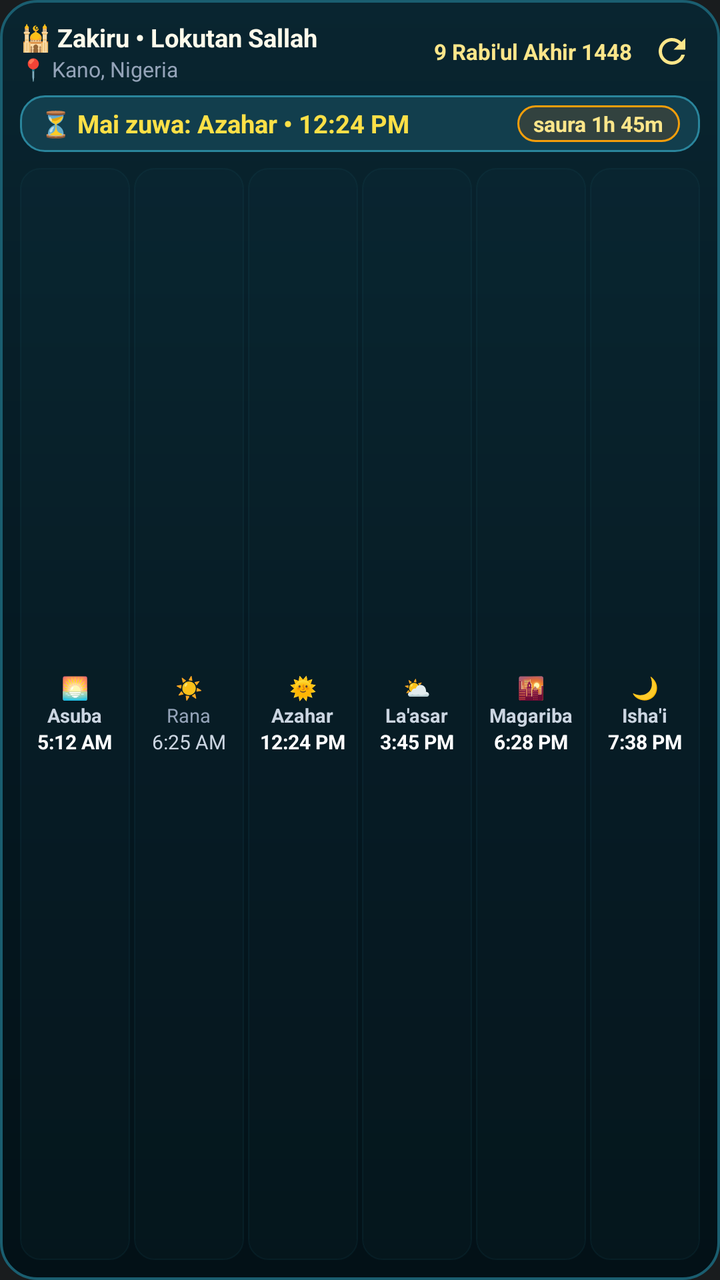
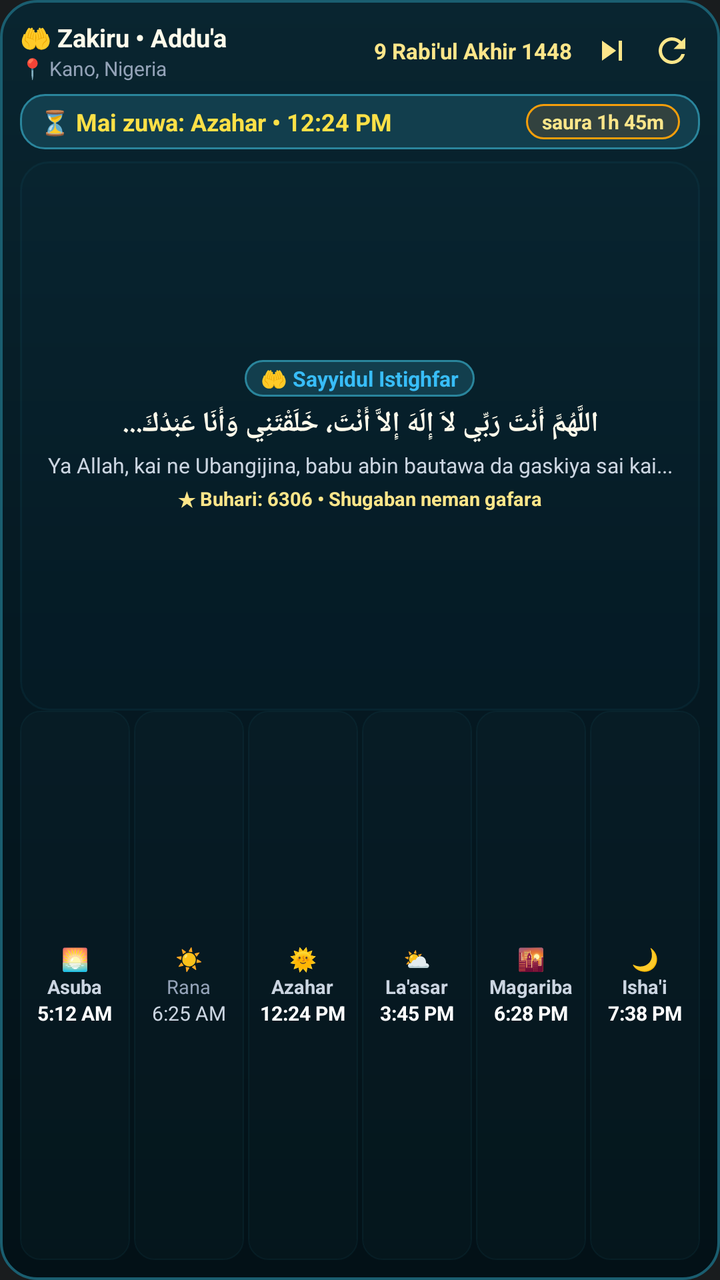

An Android layout rendered at two revisions. The XML below is the earlier revision; the diff shows what the commit changed to produce the second picture.
<!-- AndroidManifest.xml: application theme Theme.MyApplication -->
<!-- res/layout/widget_prayer_times.xml -->
<?xml version="1.0" encoding="utf-8"?>
<LinearLayout xmlns:android="http://schemas.android.com/apk/res/android"
    android:id="@+id/widget_root"
    android:layout_width="match_parent"
    android:layout_height="match_parent"
    android:background="@drawable/bg_widget_prayer"
    android:orientation="vertical"
    android:padding="10dp">

    
    <LinearLayout
        android:layout_width="match_parent"
        android:layout_height="wrap_content"
        android:gravity="center_vertical"
        android:orientation="horizontal"
        android:paddingBottom="6dp">

        <LinearLayout
            android:layout_width="0dp"
            android:layout_height="wrap_content"
            android:layout_weight="1"
            android:orientation="vertical">

            <LinearLayout
                android:layout_width="wrap_content"
                android:layout_height="wrap_content"
                android:gravity="center_vertical"
                android:orientation="horizontal">

                <TextView
                    android:id="@+id/widget_app_title"
                    android:layout_width="wrap_content"
                    android:layout_height="wrap_content"
                    android:text="🕌 Zakiru • Lokutan Sallah"
                    android:textColor="#FFFBEB"
                    android:textSize="12.5sp"
                    android:textStyle="bold" />
            </LinearLayout>

            <TextView
                android:id="@+id/widget_location_text"
                android:layout_width="wrap_content"
                android:layout_height="wrap_content"
                android:ellipsize="end"
                android:maxLines="1"
                android:text="📍 Kano, Nigeria"
                android:textColor="#94A3B8"
                android:textSize="10.5sp" />
        </LinearLayout>

        <TextView
            android:id="@+id/widget_hijri_date"
            android:layout_width="wrap_content"
            android:layout_height="wrap_content"
            android:layout_marginEnd="6dp"
            android:ellipsize="end"
            android:maxLines="1"
            android:text="9 Rabi'ul Akhir 1448"
            android:textColor="#FDE68A"
            android:textSize="11sp"
            android:textStyle="bold" />

        <ImageView
            android:id="@+id/widget_btn_refresh"
            android:layout_width="28dp"
            android:layout_height="28dp"
            android:background="?android:attr/selectableItemBackgroundBorderless"
            android:contentDescription="Refresh"
            android:padding="4dp"
            android:src="@drawable/ic_widget_refresh" />
    </LinearLayout>

    
    <LinearLayout
        android:id="@+id/widget_hero_card"
        android:layout_width="match_parent"
        android:layout_height="wrap_content"
        android:layout_marginBottom="8dp"
        android:background="@drawable/bg_widget_hero_badge"
        android:gravity="center_vertical"
        android:orientation="horizontal"
        android:paddingHorizontal="10dp"
        android:paddingVertical="5dp">

        <TextView
            android:id="@+id/widget_next_prayer_title"
            android:layout_width="0dp"
            android:layout_height="wrap_content"
            android:layout_weight="1"
            android:ellipsize="end"
            android:maxLines="1"
            android:text="⏳ Mai zuwa: Azahar • 12:24 PM"
            android:textColor="#FDE047"
            android:textSize="12.5sp"
            android:textStyle="bold" />

        <TextView
            android:id="@+id/widget_next_prayer_countdown"
            android:layout_width="wrap_content"
            android:layout_height="wrap_content"
            android:background="@drawable/bg_widget_countdown_pill"
            android:paddingHorizontal="8dp"
            android:paddingVertical="2dp"
            android:text="saura 1h 45m"
            android:textColor="#FDE68A"
            android:textSize="10.5sp"
            android:textStyle="bold" />
    </LinearLayout>

    
    <LinearLayout
        android:id="@+id/widget_prayers_row"
        android:layout_width="match_parent"
        android:layout_height="0dp"
        android:layout_weight="1"
        android:gravity="center_vertical"
        android:orientation="horizontal"
        android:weightSum="6">

        
        <LinearLayout
            android:id="@+id/widget_fajr_container"
            android:layout_width="0dp"
            android:layout_height="match_parent"
            android:layout_marginEnd="2dp"
            android:layout_weight="1"
            android:background="@drawable/bg_widget_prayer_item"
            android:gravity="center"
            android:orientation="vertical"
            android:padding="2dp">

            <TextView
                android:id="@+id/widget_fajr_icon"
                android:layout_width="wrap_content"
                android:layout_height="wrap_content"
                android:text="🌅"
                android:textSize="11sp" />

            <TextView
                android:id="@+id/widget_fajr_name"
                android:layout_width="wrap_content"
                android:layout_height="wrap_content"
                android:ellipsize="end"
                android:maxLines="1"
                android:text="Asuba"
                android:textColor="#CBD5E1"
                android:textSize="9.5sp"
                android:textStyle="bold" />

            <TextView
                android:id="@+id/widget_fajr_time"
                android:layout_width="wrap_content"
                android:layout_height="wrap_content"
                android:ellipsize="end"
                android:maxLines="1"
                android:text="5:12 AM"
                android:textColor="#FFFFFF"
                android:textSize="10sp"
                android:textStyle="bold" />
        </LinearLayout>

        
        <LinearLayout
            android:id="@+id/widget_sunrise_container"
            android:layout_width="0dp"
            android:layout_height="match_parent"
            android:layout_marginEnd="2dp"
            android:layout_weight="1"
            android:background="@drawable/bg_widget_prayer_item"
            android:gravity="center"
            android:orientation="vertical"
            android:padding="2dp">

            <TextView
                android:id="@+id/widget_sunrise_icon"
                android:layout_width="wrap_content"
                android:layout_height="wrap_content"
                android:text="☀️"
                android:textSize="11sp" />

            <TextView
                android:id="@+id/widget_sunrise_name"
                android:layout_width="wrap_content"
                android:layout_height="wrap_content"
                android:ellipsize="end"
                android:maxLines="1"
                android:text="Rana"
                android:textColor="#94A3B8"
                android:textSize="9.5sp" />

            <TextView
                android:id="@+id/widget_sunrise_time"
                android:layout_width="wrap_content"
                android:layout_height="wrap_content"
                android:ellipsize="end"
                android:maxLines="1"
                android:text="6:25 AM"
                android:textColor="#CBD5E1"
                android:textSize="10sp" />
        </LinearLayout>

        
        <LinearLayout
            android:id="@+id/widget_dhuhr_container"
            android:layout_width="0dp"
            android:layout_height="match_parent"
            android:layout_marginEnd="2dp"
            android:layout_weight="1"
            android:background="@drawable/bg_widget_prayer_item"
            android:gravity="center"
            android:orientation="vertical"
            android:padding="2dp">

            <TextView
                android:id="@+id/widget_dhuhr_icon"
                android:layout_width="wrap_content"
                android:layout_height="wrap_content"
                android:text="🌞"
                android:textSize="11sp" />

            <TextView
                android:id="@+id/widget_dhuhr_name"
                android:layout_width="wrap_content"
                android:layout_height="wrap_content"
                android:ellipsize="end"
                android:maxLines="1"
                android:text="Azahar"
                android:textColor="#CBD5E1"
                android:textSize="9.5sp"
                android:textStyle="bold" />

            <TextView
                android:id="@+id/widget_dhuhr_time"
                android:layout_width="wrap_content"
                android:layout_height="wrap_content"
                android:ellipsize="end"
                android:maxLines="1"
                android:text="12:24 PM"
                android:textColor="#FFFFFF"
                android:textSize="10sp"
                android:textStyle="bold" />
        </LinearLayout>

        
        <LinearLayout
            android:id="@+id/widget_asr_container"
            android:layout_width="0dp"
            android:layout_height="match_parent"
            android:layout_marginEnd="2dp"
            android:layout_weight="1"
            android:background="@drawable/bg_widget_prayer_item"
            android:gravity="center"
            android:orientation="vertical"
            android:padding="2dp">

            <TextView
                android:id="@+id/widget_asr_icon"
                android:layout_width="wrap_content"
                android:layout_height="wrap_content"
                android:text="⛅"
                android:textSize="11sp" />

            <TextView
                android:id="@+id/widget_asr_name"
                android:layout_width="wrap_content"
                android:layout_height="wrap_content"
                android:ellipsize="end"
                android:maxLines="1"
                android:text="La'asar"
                android:textColor="#CBD5E1"
                android:textSize="9.5sp"
                android:textStyle="bold" />

            <TextView
                android:id="@+id/widget_asr_time"
                android:layout_width="wrap_content"
                android:layout_height="wrap_content"
                android:ellipsize="end"
                android:maxLines="1"
                android:text="3:45 PM"
                android:textColor="#FFFFFF"
                android:textSize="10sp"
                android:textStyle="bold" />
        </LinearLayout>

        
        <LinearLayout
            android:id="@+id/widget_maghrib_container"
            android:layout_width="0dp"
            android:layout_height="match_parent"
            android:layout_marginEnd="2dp"
            android:layout_weight="1"
            android:background="@drawable/bg_widget_prayer_item"
            android:gravity="center"
            android:orientation="vertical"
            android:padding="2dp">

            <TextView
                android:id="@+id/widget_maghrib_icon"
                android:layout_width="wrap_content"
                android:layout_height="wrap_content"
                android:text="🌇"
                android:textSize="11sp" />

            <TextView
                android:id="@+id/widget_maghrib_name"
                android:layout_width="wrap_content"
                android:layout_height="wrap_content"
                android:ellipsize="end"
                android:maxLines="1"
                android:text="Magariba"
                android:textColor="#CBD5E1"
                android:textSize="9.5sp"
                android:textStyle="bold" />

            <TextView
                android:id="@+id/widget_maghrib_time"
                android:layout_width="wrap_content"
                android:layout_height="wrap_content"
                android:ellipsize="end"
                android:maxLines="1"
                android:text="6:28 PM"
                android:textColor="#FFFFFF"
                android:textSize="10sp"
                android:textStyle="bold" />
        </LinearLayout>

        
        <LinearLayout
            android:id="@+id/widget_isha_container"
            android:layout_width="0dp"
            android:layout_height="match_parent"
            android:layout_weight="1"
            android:background="@drawable/bg_widget_prayer_item"
            android:gravity="center"
            android:orientation="vertical"
            android:padding="2dp">

            <TextView
                android:id="@+id/widget_isha_icon"
                android:layout_width="wrap_content"
                android:layout_height="wrap_content"
                android:text="🌙"
                android:textSize="11sp" />

            <TextView
                android:id="@+id/widget_isha_name"
                android:layout_width="wrap_content"
                android:layout_height="wrap_content"
                android:ellipsize="end"
                android:maxLines="1"
                android:text="Isha'i"
                android:textColor="#CBD5E1"
                android:textSize="9.5sp"
                android:textStyle="bold" />

            <TextView
                android:id="@+id/widget_isha_time"
                android:layout_width="wrap_content"
                android:layout_height="wrap_content"
                android:ellipsize="end"
                android:maxLines="1"
                android:text="7:38 PM"
                android:textColor="#FFFFFF"
                android:textSize="10sp"
                android:textStyle="bold" />
        </LinearLayout>

    </LinearLayout>

</LinearLayout>
<!-- resources referenced by this layout -->
<resources>
  <!-- drawable bg_widget_countdown_pill (drawable) -->
  <?xml version="1.0" encoding="utf-8"?>
  <shape xmlns:android="http://schemas.android.com/apk/res/android"
      android:shape="rectangle">
      <solid android:color="#33B45309" />
      <corners android:radius="20dp" />
      <stroke
          android:width="1dp"
          android:color="#F59E0B" />
  </shape>
  <!-- drawable bg_widget_hero_badge (drawable) -->
  <?xml version="1.0" encoding="utf-8"?>
  <shape xmlns:android="http://schemas.android.com/apk/res/android"
      android:shape="rectangle">
      <solid android:color="#123E4D" />
      <corners android:radius="12dp" />
      <stroke
          android:width="1dp"
          android:color="#2A859C" />
  </shape>
  <!-- drawable bg_widget_prayer (drawable) -->
  <?xml version="1.0" encoding="utf-8"?>
  <shape xmlns:android="http://schemas.android.com/apk/res/android"
      android:shape="rectangle">
      <gradient
          android:angle="270"
          android:startColor="#092530"
          android:centerColor="#051922"
          android:endColor="#031117"
          android:type="linear" />
      <corners android:radius="18dp" />
      <stroke
          android:width="1.2dp"
          android:color="#1A5E70" />
  </shape>
  <!-- drawable bg_widget_prayer_item (drawable) -->
  <?xml version="1.0" encoding="utf-8"?>
  <shape xmlns:android="http://schemas.android.com/apk/res/android"
      android:shape="rectangle">
      <solid android:color="#141E4F5D" />
      <corners android:radius="10dp" />
      <stroke
          android:width="0.8dp"
          android:color="#241E5D6E" />
  </shape>
  <!-- drawable ic_widget_refresh (drawable) -->
  <vector xmlns:android="http://schemas.android.com/apk/res/android"
      android:width="24dp"
      android:height="24dp"
      android:viewportWidth="24"
      android:viewportHeight="24">
      <path
          android:fillColor="#FDE68A"
          android:pathData="M17.65,6.35C16.2,4.9 14.21,4 12,4c-4.42,0 -7.99,3.58 -7.99,8s3.57,8 7.99,8c3.73,0 6.84,-2.55 7.73,-6h-2.08c-0.82,2.33 -3.04,4 -5.65,4 -3.31,0 -6,-2.69 -6,-6s2.69,-6 6,-6c1.66,0 3.14,0.69 4.22,1.78L13,11h7V4l-2.35,2.35z"/>
  </vector>
  <style name="Theme.MyApplication" parent="android:Theme.DeviceDefault.NoActionBar" />
</resources>

<!-- the commit's change to res/layout/widget_prayer_times.xml (unified diff, before → after) -->
@@ -21,21 +21,16 @@
             android:layout_weight="1"
             android:orientation="vertical">
 
-            <LinearLayout
-                android:layout_width="wrap_content"
-                android:layout_height="wrap_content"
-                android:gravity="center_vertical"
-                android:orientation="horizontal">
-
-                <TextView
-                    android:id="@+id/widget_app_title"
-                    android:layout_width="wrap_content"
-                    android:layout_height="wrap_content"
-                    android:text="🕌 Zakiru • Lokutan Sallah"
-                    android:textColor="#FFFBEB"
-                    android:textSize="12.5sp"
-                    android:textStyle="bold" />
-            </LinearLayout>
+            <TextView
+                android:id="@+id/widget_app_title"
+                android:layout_width="wrap_content"
+                android:layout_height="wrap_content"
+                android:ellipsize="end"
+                android:maxLines="1"
+                android:text="🤲 Zakiru • Addu'a"
+                android:textColor="#FFFBEB"
+                android:textSize="12.5sp"
+                android:textStyle="bold" />
 
             <TextView
                 android:id="@+id/widget_location_text"
@@ -45,7 +40,7 @@
                 android:maxLines="1"
                 android:text="📍 Kano, Nigeria"
                 android:textColor="#94A3B8"
-                android:textSize="10.5sp" />
+                android:textSize="10sp" />
         </LinearLayout>
 
         <TextView
@@ -60,6 +55,18 @@
             android:textSize="11sp"
             android:textStyle="bold" />
 
+        
+        <ImageView
+            android:id="@+id/widget_btn_next"
+            android:layout_width="28dp"
+            android:layout_height="28dp"
+            android:layout_marginEnd="2dp"
+            android:background="?android:attr/selectableItemBackgroundBorderless"
+            android:contentDescription="Next"
+            android:padding="4dp"
+            android:src="@drawable/ic_widget_next" />
+
+        
         <ImageView
             android:id="@+id/widget_btn_refresh"
             android:layout_width="28dp"
@@ -75,7 +82,7 @@
         android:id="@+id/widget_hero_card"
         android:layout_width="match_parent"
         android:layout_height="wrap_content"
-        android:layout_marginBottom="8dp"
+        android:layout_marginBottom="6dp"
         android:background="@drawable/bg_widget_hero_badge"
         android:gravity="center_vertical"
         android:orientation="horizontal"
@@ -91,7 +98,7 @@
             android:maxLines="1"
             android:text="⏳ Mai zuwa: Azahar • 12:24 PM"
             android:textColor="#FDE047"
-            android:textSize="12.5sp"
+            android:textSize="12sp"
             android:textStyle="bold" />
 
         <TextView
@@ -103,7 +110,76 @@
             android:paddingVertical="2dp"
             android:text="saura 1h 45m"
             android:textColor="#FDE68A"
+            android:textSize="10sp"
+            android:textStyle="bold" />
+    </LinearLayout>
+
+    
+    <LinearLayout
+        android:id="@+id/widget_islamic_content_section"
+        android:layout_width="match_parent"
+        android:layout_height="0dp"
+        android:layout_weight="1"
+        android:background="@drawable/bg_widget_content_card"
+        android:gravity="center"
+        android:orientation="vertical"
+        android:paddingHorizontal="10dp"
+        android:paddingVertical="6dp">
+
+        
+        <TextView
+            android:id="@+id/widget_content_title"
+            android:layout_width="wrap_content"
+            android:layout_height="wrap_content"
+            android:layout_marginBottom="4dp"
+            android:background="@drawable/bg_widget_hero_badge"
+            android:ellipsize="end"
+            android:maxLines="1"
+            android:paddingHorizontal="8dp"
+            android:paddingVertical="2dp"
+            android:text="🤲 Sayyidul Istighfar"
+            android:textColor="#38BDF8"
             android:textSize="10.5sp"
+            android:textStyle="bold" />
+
+        
+        <TextView
+            android:id="@+id/widget_content_arabic"
+            android:layout_width="match_parent"
+            android:layout_height="wrap_content"
+            android:layout_marginBottom="4dp"
+            android:ellipsize="end"
+            android:gravity="center"
+            android:lineSpacingExtra="2dp"
+            android:maxLines="3"
+            android:text="اللَّهُمَّ أَنْتَ رَبِّي لاَ إِلَهَ إِلاَّ أَنْتَ، خَلَقْتَنِي وَأَنَا عَبْدُكَ..."
+            android:textColor="#FFFBEB"
+            android:textSize="14sp"
+            android:textStyle="bold" />
+
+        
+        <TextView
+            android:id="@+id/widget_content_translation"
+            android:layout_width="match_parent"
+            android:layout_height="wrap_content"
+            android:ellipsize="end"
+            android:gravity="center"
+            android:maxLines="2"
+            android:text="Ya Allah, kai ne Ubangijina, babu abin bautawa da gaskiya sai kai..."
+            android:textColor="#CBD5E1"
+            android:textSize="10.5sp" />
+
+        
+        <TextView
+            android:id="@+id/widget_content_reference"
+            android:layout_width="wrap_content"
+            android:layout_height="wrap_content"
+            android:layout_marginTop="3dp"
+            android:ellipsize="end"
+            android:maxLines="1"
+            android:text="★ Buhari: 6306 • Shugaban neman gafara"
+            android:textColor="#FDE68A"
+            android:textSize="9.5sp"
             android:textStyle="bold" />
     </LinearLayout>
 
<!-- resource entries referenced after the edit -->
@@ -1,5 +1,15 @@
 <!-- resources referenced by this layout -->
 <resources>
+  <!-- drawable bg_widget_content_card (drawable) -->
+  <?xml version="1.0" encoding="utf-8"?>
+  <shape xmlns:android="http://schemas.android.com/apk/res/android"
+      android:shape="rectangle">
+      <solid android:color="#1A0D3844" />
+      <corners android:radius="14dp" />
+      <stroke
+          android:width="1dp"
+          android:color="#241B667A" />
+  </shape>
   <!-- drawable bg_widget_countdown_pill (drawable) -->
   <?xml version="1.0" encoding="utf-8"?>
   <shape xmlns:android="http://schemas.android.com/apk/res/android"
@@ -45,6 +55,16 @@
           android:width="0.8dp"
           android:color="#241E5D6E" />
   </shape>
+  <!-- drawable ic_widget_next (drawable) -->
+  <vector xmlns:android="http://schemas.android.com/apk/res/android"
+      android:width="24dp"
+      android:height="24dp"
+      android:viewportWidth="24"
+      android:viewportHeight="24">
+      <path
+          android:fillColor="#FDE68A"
+          android:pathData="M6,18l8.5,-6L6,6v12zM16,6v12h2V6h-2z"/>
+  </vector>
   <!-- drawable ic_widget_refresh (drawable) -->
   <vector xmlns:android="http://schemas.android.com/apk/res/android"
       android:width="24dp"
